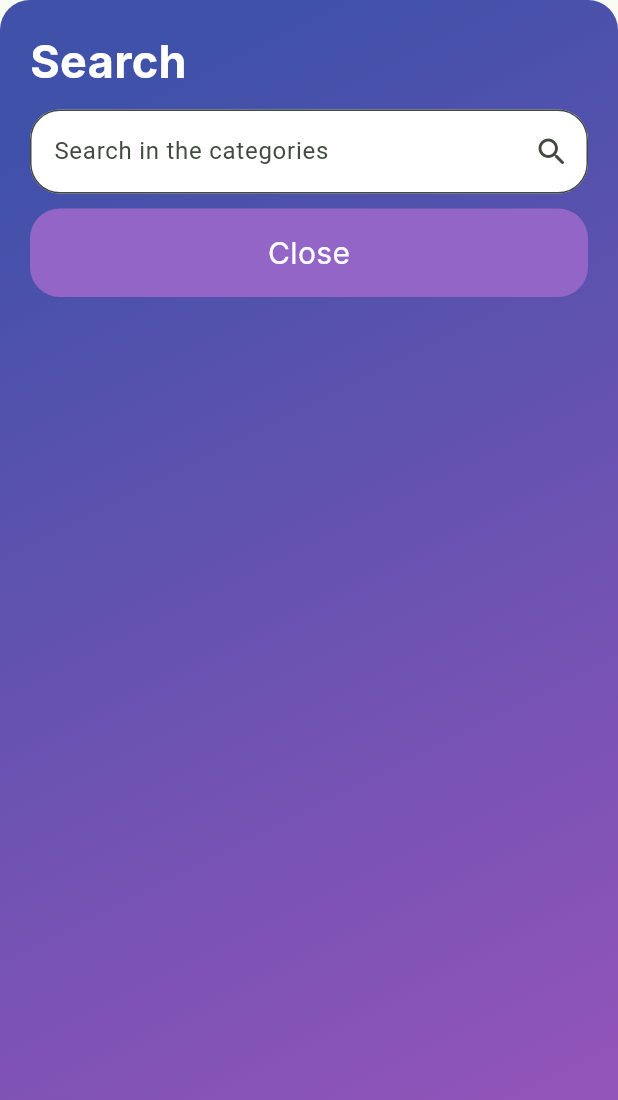
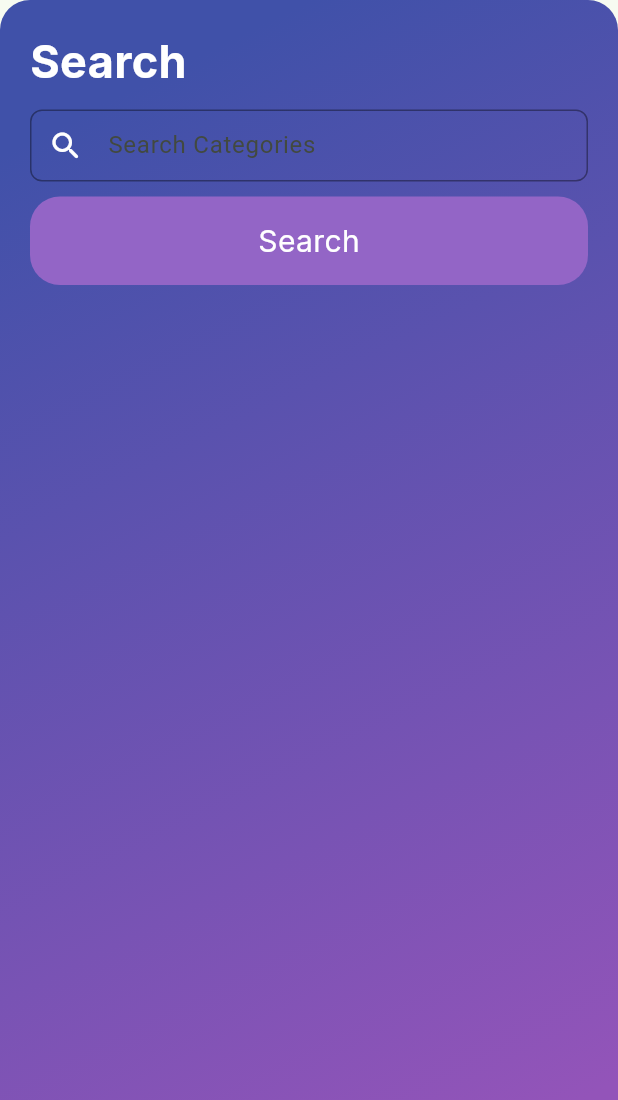
Before and after one commit to Ankit180898/quotez, a Flutter app: the BottomSheetExample widget shown alone on an empty page, opened directly, on a phone screen of 412 x 824 dp. Shown: the top 1100 px of the screen. Run offline on Flutter 3.47's test engine with Material 2 defaults, Android fonts, the phone set to English and light mode, and no system bars; our stand-ins replace animate_do, card_swiper, carousel_slider, connectivity_plus, flutter_colorpicker, flutter_dotenv and 5 more; missing offline and left inert: home_widget; accounts and stored records are empty; network calls fail.

Commit message:
Changes in category selection design and search bottom sheet textfield

```diff
--- a/lib/Controllers/home_page_controller.dart
+++ b/lib/Controllers/home_page_controller.dart
@@ -11,14 +11,14 @@ class HomePageController extends GetxController{
   @override
   void onInit() {
     getCategories();
-    // getFilteredData();
+    getFilteredData();
 fetchDataFromDatabase();
     super.onInit();
 
   }
   final DatabaseHelper dbHelper = DatabaseHelper();
-
-  final tabsData = <String>[].obs;
+  // List<String> tabsData=[];
+   final tabsData = <String>[].obs;
   var isLoading=false.obs;
   var selectedCategory = ''.obs;
   var dataList = <String>[].obs; // Replace 'String' with your data model type
--- a/lib/Views/Widgets/common_bottom_sheet.dart
+++ b/lib/Views/Widgets/common_bottom_sheet.dart
@@ -6,6 +6,7 @@ import 'package:quotez/Controllers/theme_controller.dart';
 
 class BottomSheetExample extends StatelessWidget {
   final themeController=Get.find<ThemeController>();
+  final controller=TextEditingController();
   @override
   Widget build(BuildContext context) {
     return Container(
@@ -38,18 +39,26 @@ class BottomSheetExample extends StatelessWidget {
             ),
           ),
           SizedBox(height: 10,),
-          TextField(
-             decoration: InputDecoration(
-               filled: true,
-               fillColor: Colors.white,
-               suffixIcon: Icon(Icons.search_rounded),
-               border: OutlineInputBorder(
-                 borderRadius: BorderRadius.circular(20)
-               ),
-               hintText: "Search in the categories"
-             ),
-            autofocus: false,
-            onChanged: (newText) {},
+          // TextField(
+          //    decoration: InputDecoration(
+          //      filled: true,
+          //      fillColor: Colors.white,
+          //      suffixIcon: Icon(Icons.search_rounded),
+          //      border: OutlineInputBorder(
+          //        borderRadius: BorderRadius.circular(20)
+          //      ),
+          //      hintText: "Search in the categories"
+          //    ),
+          //   autofocus: false,
+          //   onChanged: (newText) {},
+          // ),
+          CommonTextField(
+            controller: controller,
+            hintText: 'Search Categories',
+            // labelText: 'Categories',
+            prefixIconData: Icons.search_rounded,
+            textInputAction: TextInputAction.next,
+            accentColor: Colors.white,
           ),
           SizedBox(height: 10,),
           RawMaterialButton(
@@ -59,7 +68,7 @@ class BottomSheetExample extends StatelessWidget {
               borderRadius: BorderRadius.circular(20.0)
             ),
             child: Text(
-              'Close',
+              'Search',
               style: GoogleFonts.inter(
                 fontSize: 20.0,
                 color: themeController.isDarkMode.isFalse
@@ -77,3 +86,106 @@ class BottomSheetExample extends StatelessWidget {
     );
   }
 }
+
+
+class CommonTextField extends StatefulWidget {
+  final TextEditingController controller;
+  final String? hintText;
+  final TextInputType? keyboardType;
+  final bool obscureText;
+  final Function(String)? onChanged;
+  final String? helperText;
+  final String? labelText;
+  final int? maxLines;
+  final bool hasError;
+  final IconData? prefixIconData;
+  final IconData? passwordHideIcon;
+  final IconData? passwordShowIcon;
+  final TextInputAction? textInputAction;
+  final Color? textColor;
+  final Color? accentColor;
+
+  const CommonTextField({
+    Key? key,
+    required this.controller,
+    this.hintText,
+    this.keyboardType,
+    this.obscureText = false,
+    this.onChanged,
+    this.helperText,
+    this.labelText,
+    this.hasError = false,
+    this.prefixIconData,
+    this.passwordHideIcon,
+    this.passwordShowIcon,
+    this.textInputAction,
+    this.textColor,
+    this.maxLines = 1,
+    this.accentColor,
+  }) : super(key: key);
+
+  @override
+  _CommonTextFieldState createState() => _CommonTextFieldState();
+}
+
+class _CommonTextFieldState extends State<CommonTextField> {
+  bool _isObscure = false;
+
+  @override
+  Widget build(BuildContext context) {
+    final theme = Theme.of(context);
+
+    return TextField(
+      controller: widget.controller,
+      keyboardType: widget.keyboardType,
+      obscureText: _isObscure,
+      onChanged: widget.onChanged,
+      textInputAction: widget.textInputAction,
+      maxLines: !_isObscure ? widget.maxLines : 1,
+      style: TextStyle(color: widget.textColor ?? Colors.black), // Set text color
+      decoration: InputDecoration(
+        hintText: widget.hintText,
+        labelText: widget.labelText, // Use confirmation text as label if provided, else use default label text
+        labelStyle: TextStyle(color: widget.accentColor ?? Colors.black), // Set accent color
+        helperText: widget.helperText,
+        prefixIcon: widget.prefixIconData != null
+            ? Icon(widget.prefixIconData, color: widget.accentColor ?? theme.colorScheme.primary) // Set accent color for prefix icon
+            : null,
+        suffixIcon: widget.obscureText
+            ? IconButton(
+          onPressed: () {
+            setState(() {
+              _isObscure = !_isObscure;
+            });
+          },
+          icon: Icon(_isObscure ? widget.passwordShowIcon ?? Icons.visibility : widget.passwordHideIcon ?? Icons.visibility_off),
+          color: widget.accentColor ?? theme.colorScheme.primary,
+        )
+            : null,
+        contentPadding: const EdgeInsets.symmetric(horizontal: 16, vertical: 12),
+        border: OutlineInputBorder(
+          borderRadius: BorderRadius.circular(8),
+          borderSide: BorderSide(color: theme.primaryColor, width: 1),
+        ),
+        focusedBorder: OutlineInputBorder(
+          borderRadius: BorderRadius.circular(8),
+          borderSide: BorderSide(color: Colors.white, width: 2),
+        ),
+        enabledBorder: OutlineInputBorder(
+          borderRadius: BorderRadius.circular(8),
+          borderSide: BorderSide(color: theme.disabledColor, width: 1),
+        ),
+        errorBorder: OutlineInputBorder(
+          borderRadius: BorderRadius.circular(8),
+          borderSide: const BorderSide(color: Colors.red, width: 1),
+        ),
+        focusedErrorBorder: OutlineInputBorder(
+          borderRadius: BorderRadius.circular(8),
+          borderSide: const BorderSide(color: Colors.red, width: 2),
+        ),
+        // You can add more customization to the decoration as needed
+        // For example, adding icons, labels, etc.
+      ),
+    );
+  }
+}
--- a/lib/Views/onbaording_screen.dart
+++ b/lib/Views/onbaording_screen.dart
@@ -3,8 +3,6 @@ import 'package:carousel_slider/carousel_slider.dart';
 import 'package:flutter/material.dart';
 import 'package:get/get.dart';
 import 'package:google_fonts/google_fonts.dart';
-import 'package:quotez/Views/khushi_screen.dart';
-
 import 'Widgets/bottom_nav.dart';
 
 class OnBoardingScreen extends StatefulWidget {
```
Also changed, not shown: lib/Views/Widgets/categories_widget.dart (+100 -53 lines), lib/Views/home_page.dart (+9 -1 lines).
